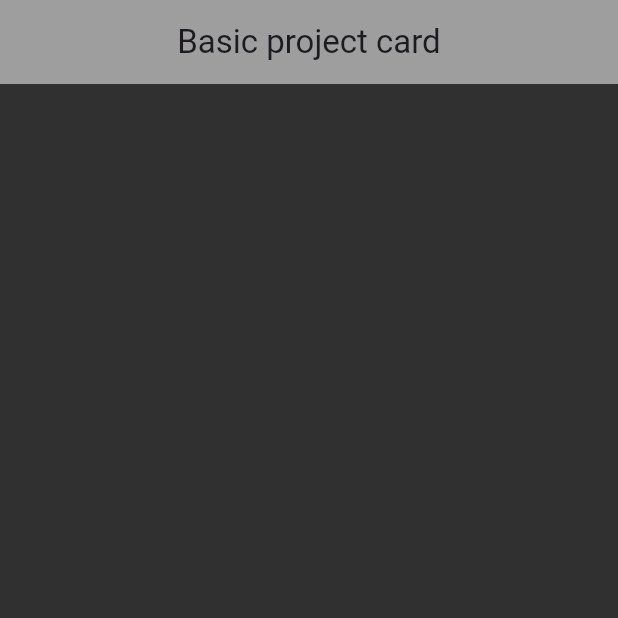
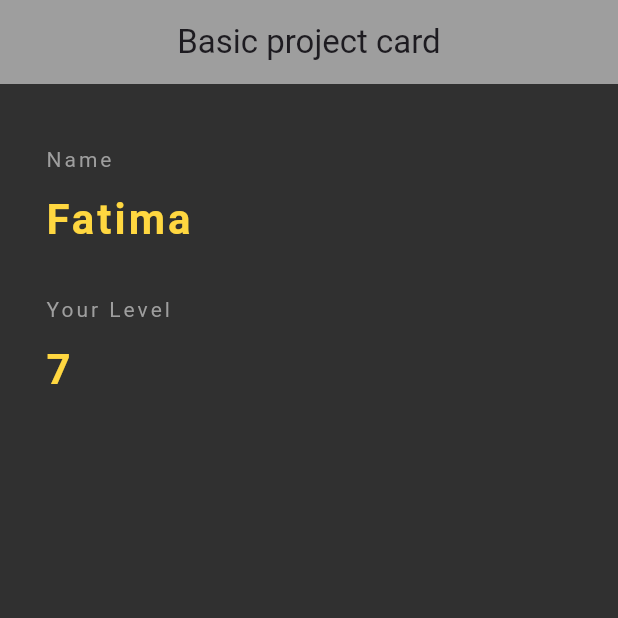
Before and after one commit to fatima-bittar/Beginner-Flutter-Project, a Flutter app: the screen it shows after launch, on a phone screen of 412 x 824 dp, the top half of it. Run offline on Flutter 3.47's test engine with Material 3 defaults, Android fonts, the phone set to English and light mode, and no system bars.

Commit message:
adding column and nesting text widgets inside children

```diff
--- a/lib/main.dart
+++ b/lib/main.dart
@@ -4,19 +4,63 @@
   runApp(MaterialApp(
     home: BasicProject(),
   ));
-} //material app
+}
 
-class BasicProject extends StatelessWidget{
+class BasicProject extends StatelessWidget {
   @override
-  Widget build(BuildContext context){
+  Widget build(BuildContext context) {
     return Scaffold(
-          backgroundColor: Colors.grey [850],
+      backgroundColor: Colors.grey[850],
       appBar: AppBar(
         title: Text('Basic project card'),
         centerTitle: true,
-            backgroundColor:  Colors.grey,
+        backgroundColor: Colors.grey,
         elevation: 0.0,
-          ), //AppBar
-        );//Scaffolf that allows us to make a layout like appbar and body ...
+      ),
+      body: Padding(
+        padding: EdgeInsets.fromLTRB(30.0, 40.0, 30.0, 0.0),
+        child: Column(
+          crossAxisAlignment: CrossAxisAlignment.start,
+          children: <Widget>[
+            Text(
+              'Name',
+              style: TextStyle(
+                color: Colors.grey,
+                letterSpacing: 2.0,
+              ), //TextStyle
+            ), //Text
+            SizedBox(height: 10.0,),//adding space between two widgets
+            Text(
+              'Fatima',
+              style: TextStyle(
+                color: Colors.amberAccent[200],
+                letterSpacing: 2.0,
+                fontSize: 28.0,
+                fontWeight: FontWeight.bold
+              ), //TextStyle
+            ), //Text
+            SizedBox(height: 30.0,),
+            Text(
+              'Your Level',
+              style: TextStyle(
+                color: Colors.grey,
+                letterSpacing: 2.0,
+              ), //TextStyle
+            ), //Text
+            SizedBox(height: 10.0,),//adding space between two widgets
+            Text(
+              '7',
+              style: TextStyle(
+                  color: Colors.amberAccent[200],
+                  letterSpacing: 2.0,
+                  fontSize: 28.0,
+                  fontWeight: FontWeight.bold
+              ), //TextStyle
+            ), //Text
+            SizedBox(height: 30.0,),
+          ], //Widget[]
+        ),//Column
+      ),//Padding
+    ); //Scaffold
   }
 }
```
Lines whose indentation alone changed are shown as unchanged.
